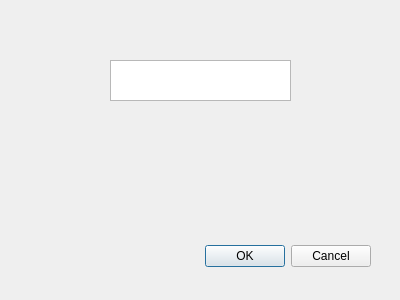
Above: src/GUI/dialog.ui from jurajkula/ICP before the change. Below: the same form after it.
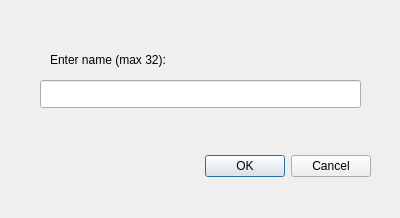
That is the form after the change.

Diff of the .ui file:
```diff
--- a/src/GUI/dialog.ui
+++ b/src/GUI/dialog.ui
@@ -7,7 +7,7 @@
     <x>0</x>
     <y>0</y>
     <width>400</width>
-    <height>300</height>
+    <height>218</height>
    </rect>
   </property>
   <property name="windowTitle">
@@ -17,7 +17,7 @@
    <property name="geometry">
     <rect>
      <x>30</x>
-     <y>240</y>
+     <y>150</y>
      <width>341</width>
      <height>32</height>
     </rect>
@@ -29,14 +29,30 @@
     <set>QDialogButtonBox::Cancel|QDialogButtonBox::Ok</set>
    </property>
   </widget>
-  <widget class="QTextEdit" name="textEdit">
+  <widget class="QLineEdit" name="lineEdit">
    <property name="geometry">
     <rect>
-     <x>110</x>
-     <y>60</y>
-     <width>181</width>
-     <height>41</height>
+     <x>40</x>
+     <y>80</y>
+     <width>321</width>
+     <height>28</height>
     </rect>
+   </property>
+   <property name="maxLength">
+    <number>32</number>
+   </property>
+  </widget>
+  <widget class="QLabel" name="label">
+   <property name="geometry">
+    <rect>
+     <x>50</x>
+     <y>50</y>
+     <width>151</width>
+     <height>20</height>
+    </rect>
+   </property>
+   <property name="text">
+    <string>Enter name (max 32):</string>
    </property>
   </widget>
  </widget>
```
Left out of the diff: 2 changed lines with no effect on the pictures.
